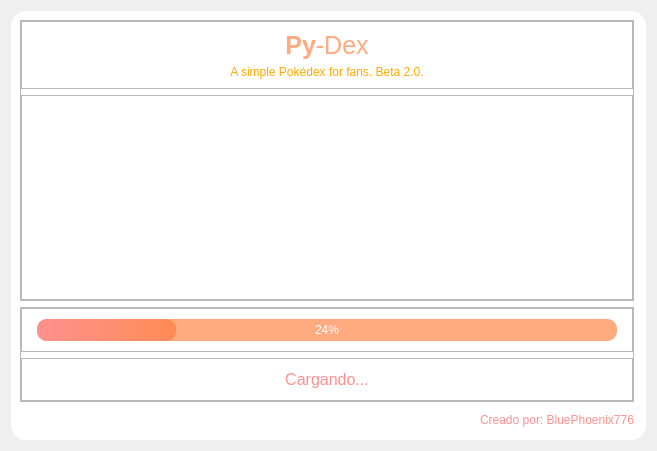
Above: resources/UI/splashScreen.ui from MiguelNievesA/Py-Dex before the change. Below: the same form after it.
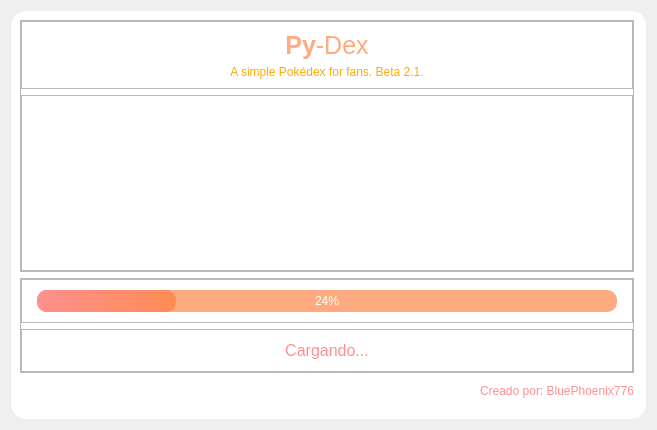
That is the form after the change.

The edit to the form file:
```diff
--- a/resources/UI/splashScreen.ui
+++ b/resources/UI/splashScreen.ui
@@ -7,7 +7,7 @@
     <x>0</x>
     <y>0</y>
     <width>657</width>
-    <height>451</height>
+    <height>430</height>
    </rect>
   </property>
   <property name="windowTitle">
@@ -90,7 +90,7 @@
             <item>
              <widget class="QLabel" name="label_subtitle">
               <property name="text">
-               <string>&lt;html&gt;&lt;head/&gt;&lt;body&gt;&lt;p&gt;&lt;span style=&quot; color:#ffaa00;&quot;&gt;A simple Pokédex for fans. Beta 2.0.&lt;/span&gt;&lt;/p&gt;&lt;/body&gt;&lt;/html&gt;</string>
+               <string>&lt;html&gt;&lt;head/&gt;&lt;body&gt;&lt;p&gt;&lt;span style=&quot; color:#ffaa00;&quot;&gt;A simple Pokédex for fans. Beta 2.1.&lt;/span&gt;&lt;/p&gt;&lt;/body&gt;&lt;/html&gt;</string>
               </property>
               <property name="alignment">
                <set>Qt::AlignCenter</set>
@@ -300,6 +300,22 @@
         </property>
        </widget>
       </item>
+      <item>
+       <spacer name="verticalSpacer">
+        <property name="orientation">
+         <enum>Qt::Vertical</enum>
+        </property>
+        <property name="sizeType">
+         <enum>QSizePolicy::Fixed</enum>
+        </property>
+        <property name="sizeHint" stdset="0">
+         <size>
+          <width>20</width>
+          <height>8</height>
+         </size>
+        </property>
+       </spacer>
+      </item>
      </layout>
     </widget>
    </item>
```
